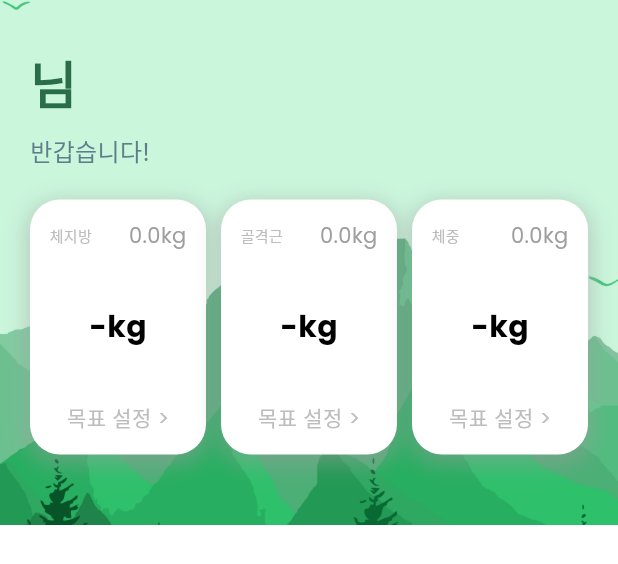
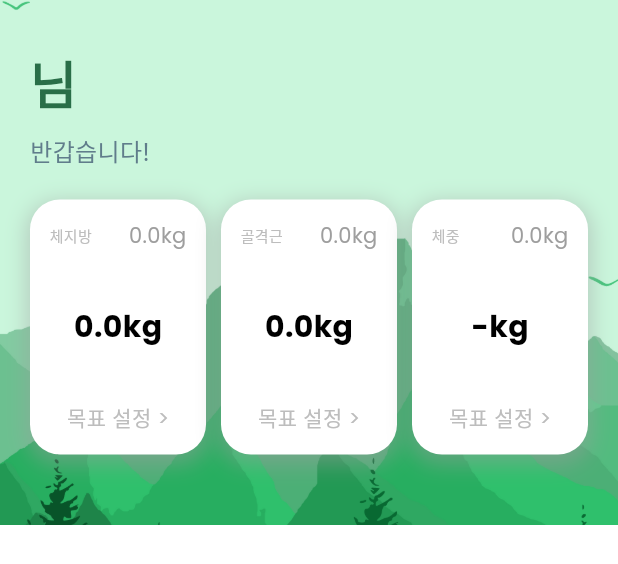
Before and after one commit to hillview0303/project-final-flutter, a Flutter app: the TodayUserData widget shown alone on an empty page, opened directly with empty values, on a phone screen of 412 x 824 dp. Shown: the top 564 px of the screen. Run offline on Flutter 3.47's test engine with Material 3 defaults, Android fonts, the phone set to English and light mode, and no system bars; our stand-ins replace dio, fl_chart, flutter_riverpod, flutter_secure_storage, image_picker, scrollable_positioned_list and 3 more; accounts and stored records are empty; network calls fail; key blocks and very long unbroken strings in the code were emptied for the run.

Commit message:
main gialdata

```diff
--- a/lib/_core/constants/http.dart
+++ b/lib/_core/constants/http.dart
@@ -4,7 +4,7 @@ import 'package:flutter_secure_storage/flutter_secure_storage.dart';
 // mac : ipconfig getifaddr en0
 final dio = Dio(
   BaseOptions(
-    baseUrl: "http://192.168.219.115:8080", // IPConfig 로 ip 확인하기
+    baseUrl: "http://192.168.0.48:8080", // IPConfig 로 ip 확인하기
     contentType: "application/json; charset=utf-8",
     validateStatus: (status) => true, // 200 이 아니어도 예외 발생안하게 설정
   ),
--- a/lib/ui/main/today/widgets/today_header.dart
+++ b/lib/ui/main/today/widgets/today_header.dart
@@ -18,6 +18,8 @@ class TodayHeader extends ConsumerWidget {
   TodayPageModel? model;
 
   TodayHeader(this.visibilityState, this.model);
+
+
 
   @override
   Widget build(BuildContext context, WidgetRef ref) {
--- a/lib/ui/main/today/widgets/today_status.dart
+++ b/lib/ui/main/today/widgets/today_status.dart
@@ -6,11 +6,10 @@ import 'today_goal.dart';
 
 class TodayStatus extends StatelessWidget {
   final name;
-  final weight;
-  final goalWeight;
+  final bodydata;
+  final goalData;
 
-  TodayStatus(
-      {required this.name, required this.weight, this.goalWeight = "-"});
+  TodayStatus({required this.name, required this.bodydata, this.goalData ="-"});
 
   @override
   Widget build(BuildContext context) {
@@ -40,7 +39,7 @@ class TodayStatus extends StatelessWidget {
                     style: subtitle3(mColor: Colors.grey[400]!),
                   ),
                   Spacer(),
-                  Text("${weight}kg"),
+                  Text("${bodydata}kg"),
                 ],
               ),
             ),
@@ -48,7 +47,7 @@ class TodayStatus extends StatelessWidget {
               alignment: Alignment.center,
               height: 100,
               child: Text(
-                "${goalWeight}kg",
+                "${goalData}kg",
                 style: h6(),
               ),
             ),
--- a/lib/ui/main/today/widgets/today_user_data.dart
+++ b/lib/ui/main/today/widgets/today_user_data.dart
@@ -43,11 +43,11 @@ class TodayUserData extends StatelessWidget {
             SizedBox(height: gap_m),
             Row(
               children: [
-                Expanded(child: TodayStatus(name: "체지방", weight: model.mainDTO.fat)),
+                Expanded(child: TodayStatus(name: "체지방", bodydata: model.mainDTO.fat,goalData : model.mainDTO.goalFat)),
                 SizedBox(width: gap_s),
-                Expanded(child: TodayStatus(name: "골격근", weight: model.mainDTO.muscle)),
+                Expanded(child: TodayStatus(name: "골격근", bodydata: model.mainDTO.muscle,goalData: model.mainDTO.goalMuscle)),
                 SizedBox(width: gap_s),
-                Expanded(child: TodayStatus(name: "체중", weight: model.mainDTO.weight)),
+                Expanded(child: TodayStatus(name: "체중", bodydata: model.mainDTO.weight)),
               ],
             ),
           ],
--- a/pubspec.yaml
+++ b/pubspec.yaml
@@ -56,7 +56,7 @@ dependencies:
   syncfusion_flutter_gauges: ^21.2.4
   flutter_launcher_icons: ^0.9.2
   shared_preferences: ^2.0.0
-  url_launcher: ^6.2.6
+  url_launcher: 6.2.5
 
 dev_dependencies:
   flutter_test:
```
Also changed, not shown: pubspec.lock.
